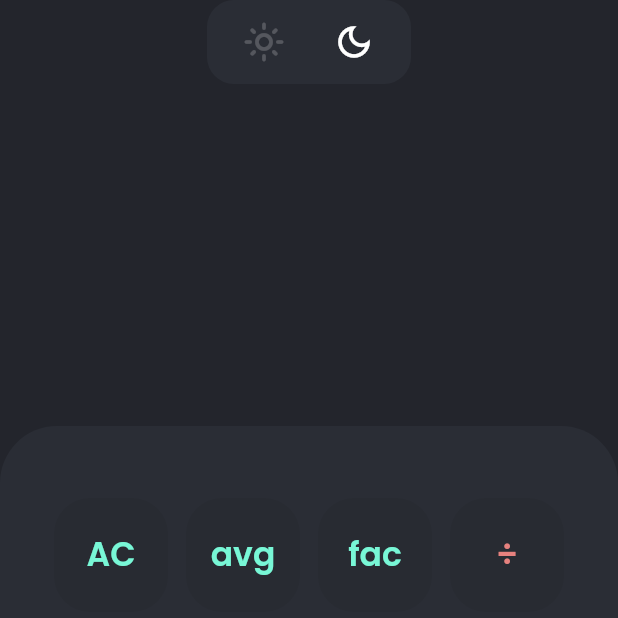
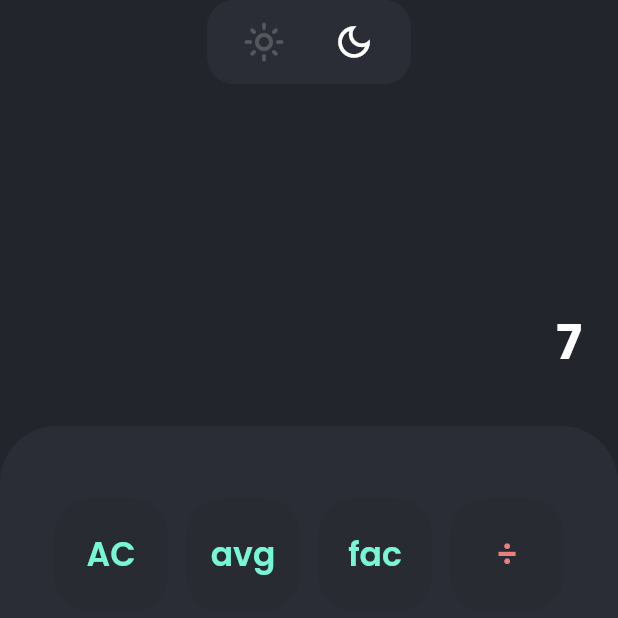
Before and after one commit to jyotirmoy-paul/nsu_calculator_frontend, a Flutter app: the screen it shows after launch, after a tap on an icon or button, on a phone screen of 412 x 824 dp, the top half of it. Run offline on Flutter 3.47's test engine with Material 2 defaults, Android fonts, the phone set to English and light mode, and no system bars; our stand-ins replace fixnum, flutter_riverpod, google_fonts; missing offline and left inert: grpc, protobuf.

Commit message:
adds basic functionality

```diff
--- a/lib/screens/app/app.dart
+++ b/lib/screens/app/app.dart
@@ -1,5 +1,5 @@
-import 'package:calculator_frontend/screens/app/app_controller.dart';
-import 'package:calculator_frontend/screens/calculator_screen/calculator_screen.dart';
+import 'app_controller.dart';
+import '../calculator_screen/calculator_screen.dart';
 import 'package:flutter/material.dart';
 import 'package:flutter_riverpod/flutter_riverpod.dart';
 
--- a/lib/screens/app/app_controller.dart
+++ b/lib/screens/app/app_controller.dart
@@ -1,7 +1,7 @@
 import 'dart:math';
 
-import 'package:calculator_frontend/screens/app/app_theme_data.dart';
-import 'package:calculator_frontend/themes/themes.dart';
+import 'app_theme_data.dart';
+import '../../themes/themes.dart';
 import 'package:flutter_riverpod/flutter_riverpod.dart';
 
 final appControllerProvider = Provider((ref) => AppController(ref));
--- /dev/null
+++ b/lib/screens/calculator_screen/calculator_controller.dart
@@ -0,0 +1,212 @@
+import 'package:calculator_frontend/screens/calculator_screen/models/calculator_display_model.dart';
+import 'package:calculator_frontend/screens/calculator_screen/models/calculator_text_display_model.dart';
+import 'package:calculator_frontend/themes/app_colors.dart';
+import 'package:intl/intl.dart';
+
+import 'widgets/calculator_button/calculator_button_model.dart';
+import 'package:flutter_riverpod/flutter_riverpod.dart';
+
+final calculatorControllerProvider = Provider(
+  (ref) => CalculatorController(ref),
+);
+
+/// state providers
+final primaryDisplayStateProvider = StateProvider(
+  (_) => CalculatorDisplayModel.empty,
+);
+
+final secondaryDisplayStateProvider = StateProvider(
+  (_) => CalculatorDisplayModel.empty,
+);
+
+enum DisplayType {
+  primary,
+  secondary,
+}
+
+class CalculatorController {
+  final Ref _ref;
+
+  CalculatorController(this._ref);
+
+  String operandA = '';
+  String operandB = '';
+
+  OperatorType? operatorType;
+  String operatorTypeString = '';
+
+  /// utility methods
+  final _formatter = NumberFormat('#,##,###.${'#' * 10}');
+
+  void _writeToDisplay({
+    required CalculatorDisplayModel model,
+    required DisplayType displayType,
+  }) {
+    switch (displayType) {
+      case DisplayType.primary:
+        _ref.read(primaryDisplayStateProvider.notifier).state = model;
+        break;
+
+      case DisplayType.secondary:
+        _ref.read(secondaryDisplayStateProvider.notifier).state = model;
+        break;
+    }
+  }
+
+  String _getFormattedText(String operand) {
+    if (operand.contains('.')) {
+      final tmp = operand.split('.');
+      return '${_getFormattedText(tmp[0])}.${tmp[1]}';
+    } else {
+      return _formatter.format(double.parse(operand));
+    }
+  }
+
+  void _writeInputToDisplay() {
+    if (operatorType == null) {
+      _writeToDisplay(
+        model: CalculatorDisplayModel(
+          textModels: [
+            CalculatorTextDisplayModel(
+              text: _getFormattedText(operandA),
+            ),
+          ],
+        ),
+        displayType: DisplayType.primary,
+      );
+    } else {
+      _writeToDisplay(
+        model: CalculatorDisplayModel(
+          textModels: [
+            CalculatorTextDisplayModel(
+              text: _getFormattedText(operandA),
+            ),
+            CalculatorTextDisplayModel(
+              text: ' $operatorTypeString ',
+              color: AppColors.red,
+            ),
+            if (operandB.isNotEmpty)
+              CalculatorTextDisplayModel(
+                text: _getFormattedText(operandB),
+              ),
+          ],
+        ),
+        displayType: DisplayType.primary,
+      );
+    }
+  }
+
+  /// handle button press
+
+  void onButtonPress(CalculatorButtonModel model) {
+    switch (model.operatorType) {
+      case OperatorType.add:
+        return _add(model);
+
+      case OperatorType.subtract:
+        return _subtract(model);
+
+      case OperatorType.divide:
+        return _divide(model);
+
+      case OperatorType.multiply:
+        return _multiply(model);
+
+      case OperatorType.equals:
+        // TODO: Handle this case.
+        break;
+
+      case OperatorType.dot:
+        return _dot(model);
+
+      case OperatorType.number:
+        return _number(model);
+
+      case OperatorType.factorize:
+        // TODO: Handle this case.
+        break;
+      case OperatorType.average:
+        // TODO: Handle this case.
+        break;
+      case OperatorType.max:
+        // TODO: Handle this case.
+        break;
+
+      case OperatorType.clear:
+        return _clear();
+    }
+  }
+
+  /// button press actions
+
+  void _operation({
+    required CalculatorButtonModel model,
+    required OperatorType type,
+  }) {
+    if (operandA.isEmpty) return;
+    operatorType = type;
+
+    operatorTypeString = model.label;
+    _writeInputToDisplay();
+  }
+
+  void _add(CalculatorButtonModel model) {
+    _operation(model: model, type: OperatorType.add);
+  }
+
+  void _subtract(CalculatorButtonModel model) {
+    _operation(model: model, type: OperatorType.subtract);
+  }
+
+  void _divide(CalculatorButtonModel model) {
+    _operation(model: model, type: OperatorType.divide);
+  }
+
+  void _multiply(CalculatorButtonModel model) {
+    _operation(model: model, type: OperatorType.multiply);
+  }
+
+  void _equals() {}
+
+  void _dot(CalculatorButtonModel model) {
+    if (operatorType == null) {
+      if (!operandA.contains('.')) operandA = '$operandA${model.label}';
+    } else {
+      if (!operandB.contains('.')) operandB = '$operandB${model.label}';
+    }
+
+    _writeInputToDisplay();
+  }
+
+  void _number(CalculatorButtonModel model) {
+    if (operatorType == null) {
+      operandA = '$operandA${model.label}';
+    } else {
+      operandB = '$operandB${model.label}';
+    }
+
+    _writeInputToDisplay();
+  }
+
+  void _factorize() {}
+
+  void _average() {}
+
+  void _max() {}
+
+  void _clear() {
+    operandA = '';
+    operandB = '';
+    operatorType = null;
+
+    _writeToDisplay(
+      model: CalculatorDisplayModel.empty,
+      displayType: DisplayType.primary,
+    );
+
+    _writeToDisplay(
+      model: CalculatorDisplayModel.empty,
+      displayType: DisplayType.secondary,
+    );
+  }
+}
--- /dev/null
+++ b/lib/screens/calculator_screen/models/calculator_display_model.dart
@@ -0,0 +1,20 @@
+import 'calculator_text_display_model.dart';
+
+enum DisplayOperationType {
+  average,
+  factorisation,
+  maximum,
+  none,
+}
+
+class CalculatorDisplayModel {
+  final DisplayOperationType operationType;
+  final List<CalculatorTextDisplayModel> textModels;
+
+  const CalculatorDisplayModel({
+    this.operationType = DisplayOperationType.none,
+    this.textModels = const [],
+  });
+
+  static const empty = CalculatorDisplayModel();
+}
--- /dev/null
+++ b/lib/screens/calculator_screen/models/calculator_text_display_model.dart
@@ -0,0 +1,11 @@
+import 'dart:ui';
+
+class CalculatorTextDisplayModel {
+  final String text;
+  final Color? color;
+
+  CalculatorTextDisplayModel({
+    required this.text,
+    this.color,
+  });
+}
--- a/lib/screens/calculator_screen/widgets/calculator_button/calculator_button.dart
+++ b/lib/screens/calculator_screen/widgets/calculator_button/calculator_button.dart
@@ -1,16 +1,20 @@
-import 'package:calculator_frontend/screens/calculator_screen/widgets/calculator_button/calculator_button_model.dart';
+import '../../calculator_controller.dart';
+import 'calculator_button_model.dart';
 import 'package:flutter/material.dart';
+import 'package:flutter_riverpod/flutter_riverpod.dart';
 import 'package:google_fonts/google_fonts.dart';
 
-class CalculatorButton extends StatelessWidget {
+class CalculatorButton extends ConsumerWidget {
   final CalculatorButtonModel model;
 
   const CalculatorButton(this.model, {super.key});
 
   @override
-  Widget build(BuildContext context) {
+  Widget build(BuildContext context, WidgetRef ref) {
     return InkWell(
-      onTap: () {},
+      onTap: () {
+        ref.read(calculatorControllerProvider).onButtonPress(model);
+      },
       child: Container(
         decoration: BoxDecoration(
           color: Theme.of(context).cardColor,
--- a/lib/screens/calculator_screen/widgets/calculator_button/calculator_button_model.dart
+++ b/lib/screens/calculator_screen/widgets/calculator_button/calculator_button_model.dart
@@ -1,6 +1,6 @@
 import 'dart:ui';
 
-import 'package:calculator_frontend/themes/app_colors.dart';
+import '../../../../themes/app_colors.dart';
 
 enum OperatorType {
   add,
@@ -19,14 +19,12 @@ enum OperatorType {
 class CalculatorButtonModel {
   final String label;
   final Color? labelColor;
-  final int? value;
   final OperatorType operatorType;
 
   const CalculatorButtonModel({
     required this.label,
     required this.operatorType,
     this.labelColor,
-    this.value,
   });
 }
 
@@ -61,17 +59,14 @@ class CalculatorButtonModelList {
   static const List<CalculatorButtonModel> _row2 = [
     CalculatorButtonModel(
       label: '7',
-      value: 7,
       operatorType: OperatorType.number,
     ),
     CalculatorButtonModel(
       label: '8',
-      value: 8,
       operatorType: OperatorType.number,
     ),
     CalculatorButtonModel(
       label: '9',
-      value: 9,
       operatorType: OperatorType.number,
     ),
     CalculatorButtonModel(
@@ -85,17 +80,14 @@ class CalculatorButtonModelList {
   static const List<CalculatorButtonModel> _row3 = [
     CalculatorButtonModel(
       label: '4',
-      value: 4,
       operatorType: OperatorType.number,
     ),
     CalculatorButtonModel(
       label: '5',
-      value: 5,
       operatorType: OperatorType.number,
     ),
     CalculatorButtonModel(
       label: '6',
-      value: 6,
       operatorType: OperatorType.number,
     ),
     CalculatorButtonModel(
@@ -109,17 +101,14 @@ class CalculatorButtonModelList {
   static const List<CalculatorButtonModel> _row4 = [
     CalculatorButtonModel(
       label: '1',
-      value: 1,
       operatorType: OperatorType.number,
     ),
     CalculatorButtonModel(
       label: '2',
-      value: 2,
       operatorType: OperatorType.number,
     ),
     CalculatorButtonModel(
       label: '3',
-      value: 3,
       operatorType: OperatorType.number,
     ),
     CalculatorButtonModel(
@@ -137,7 +126,6 @@ class CalculatorButtonModelList {
     ),
     CalculatorButtonModel(
       label: '0',
-      value: 0,
       operatorType: OperatorType.number,
     ),
     CalculatorButtonModel(
--- a/lib/screens/calculator_screen/widgets/calculator_buttons.dart
+++ b/lib/screens/calculator_screen/widgets/calculator_buttons.dart
@@ -1,5 +1,5 @@
-import 'package:calculator_frontend/screens/calculator_screen/widgets/calculator_button/calculator_button.dart';
-import 'package:calculator_frontend/screens/calculator_screen/widgets/calculator_button/calculator_button_model.dart';
+import 'calculator_button/calculator_button.dart';
+import 'calculator_button/calculator_button_model.dart';
 import 'package:flutter/material.dart';
 import 'package:flutter_riverpod/flutter_riverpod.dart';
 
--- a/lib/screens/calculator_screen/widgets/calculator_display.dart
+++ b/lib/screens/calculator_screen/widgets/calculator_display.dart
@@ -1,13 +1,115 @@
+import 'package:calculator_frontend/screens/app/app_controller.dart';
+import 'package:calculator_frontend/screens/app/app_theme_data.dart';
+import 'package:calculator_frontend/screens/calculator_screen/calculator_controller.dart';
+import 'package:calculator_frontend/screens/calculator_screen/models/calculator_display_model.dart';
+import 'package:calculator_frontend/themes/app_colors.dart';
 import 'package:flutter/material.dart';
 import 'package:flutter_riverpod/flutter_riverpod.dart';
+import 'package:google_fonts/google_fonts.dart';
+
+import '../models/calculator_text_display_model.dart';
 
 class CalculatorDisplay extends ConsumerWidget {
   const CalculatorDisplay({super.key});
 
+  RichText _buildRichText(
+    List<CalculatorTextDisplayModel> textModels, {
+    Color? defaultColor,
+    double fontSize = 32.0,
+    FontWeight fontWeight = FontWeight.bold,
+  }) {
+    return RichText(
+      textAlign: TextAlign.end,
+      text: TextSpan(
+        style: TextStyle(
+          color: defaultColor,
+          fontSize: fontSize,
+          fontWeight: fontWeight,
+        ),
+        children: textModels
+            .map<TextSpan>(
+              (model) => TextSpan(
+                text: model.text,
+                style: GoogleFonts.poppins(
+                  color: model.color,
+                ),
+              ),
+            )
+            .toList(),
+      ),
+    );
+  }
+
   @override
   Widget build(BuildContext context, WidgetRef ref) {
     return Expanded(
-      child: Container(),
+      child: Padding(
+        padding: const EdgeInsets.symmetric(
+          horizontal: 24.0,
+          vertical: 32.0,
+        ),
+        child: Column(
+          mainAxisAlignment: MainAxisAlignment.end,
+          mainAxisSize: MainAxisSize.min,
+          children: [
+            /// secondary display
+            Consumer(
+              key: const ValueKey('Secondary Display'),
+              builder: (_, WidgetRef ref, __) {
+                final state = ref.watch(secondaryDisplayStateProvider);
+                final theme = ref.watch(appThemeStateProvider);
+
+                return _buildRichText(
+                  state.textModels,
+                  defaultColor: theme.type == ThemeType.dark
+                      ? Colors.white
+                      : Colors.black,
+                  fontSize: 16.0,
+                  fontWeight: FontWeight.normal,
+                );
+              },
+            ),
+
+            /// primary display
+            Consumer(
+              key: const ValueKey('Primary Display'),
+              builder: (_, WidgetRef ref, __) {
+                final state = ref.watch(primaryDisplayStateProvider);
+                final theme = ref.watch(appThemeStateProvider);
+
+                return Row(
+                  children: [
+                    /// label, if any operation is ongoing
+                    if (state.operationType != DisplayOperationType.none)
+                      Text(
+                        state.operationType.name,
+                        style: GoogleFonts.poppins(
+                          fontSize: 18.0,
+                          color: AppColors.green,
+                        ),
+                      ),
+
+                    /// main content
+                    Expanded(
+                      child: SingleChildScrollView(
+                        physics: const BouncingScrollPhysics(),
+                        reverse: true,
+                        scrollDirection: Axis.horizontal,
+                        child: _buildRichText(
+                          state.textModels,
+                          defaultColor: theme.type == ThemeType.dark
+                              ? Colors.white
+                              : Colors.black,
+                        ),
+                      ),
+                    ),
+                  ],
+                );
+              },
+            ),
+          ],
+        ),
+      ),
     );
   }
 }
--- a/lib/screens/calculator_screen/widgets/theme_button.dart
+++ b/lib/screens/calculator_screen/widgets/theme_button.dart
@@ -1,5 +1,5 @@
-import 'package:calculator_frontend/screens/app/app_controller.dart';
-import 'package:calculator_frontend/screens/app/app_theme_data.dart';
+import '../../app/app_controller.dart';
+import '../../app/app_theme_data.dart';
 import 'package:flutter/material.dart';
 import 'package:flutter_riverpod/flutter_riverpod.dart';
 
--- a/lib/themes/themes.dart
+++ b/lib/themes/themes.dart
@@ -1,4 +1,4 @@
-import 'package:calculator_frontend/screens/app/app_theme_data.dart';
+import '../screens/app/app_theme_data.dart';
 import 'package:flutter/material.dart';
 
 class Themes {
--- a/pubspec.yaml
+++ b/pubspec.yaml
@@ -39,6 +39,7 @@ dependencies:
   grpc: ^3.1.0
   flutter_riverpod: ^2.0.2
   google_fonts: ^3.0.1
+  intl: ^0.17.0
 
 dev_dependencies:
   flutter_test:
```
Also changed, not shown: lib/screens/calculator_screen/calculator_screen.dart (+5 -5 lines), pubspec.lock.
